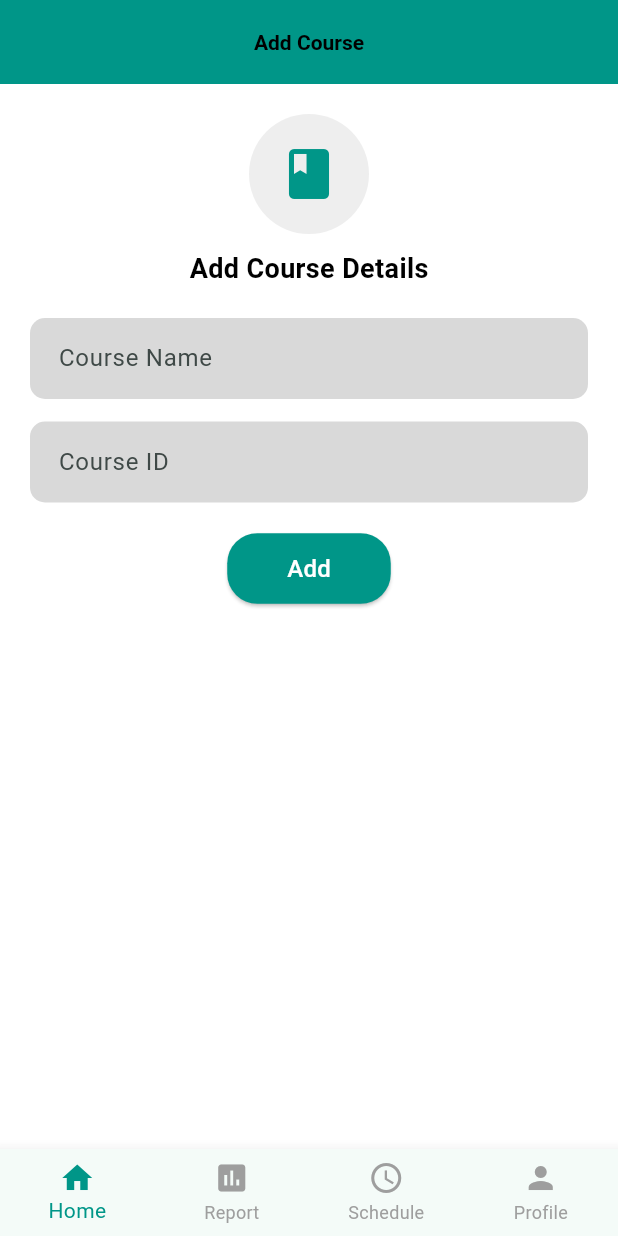
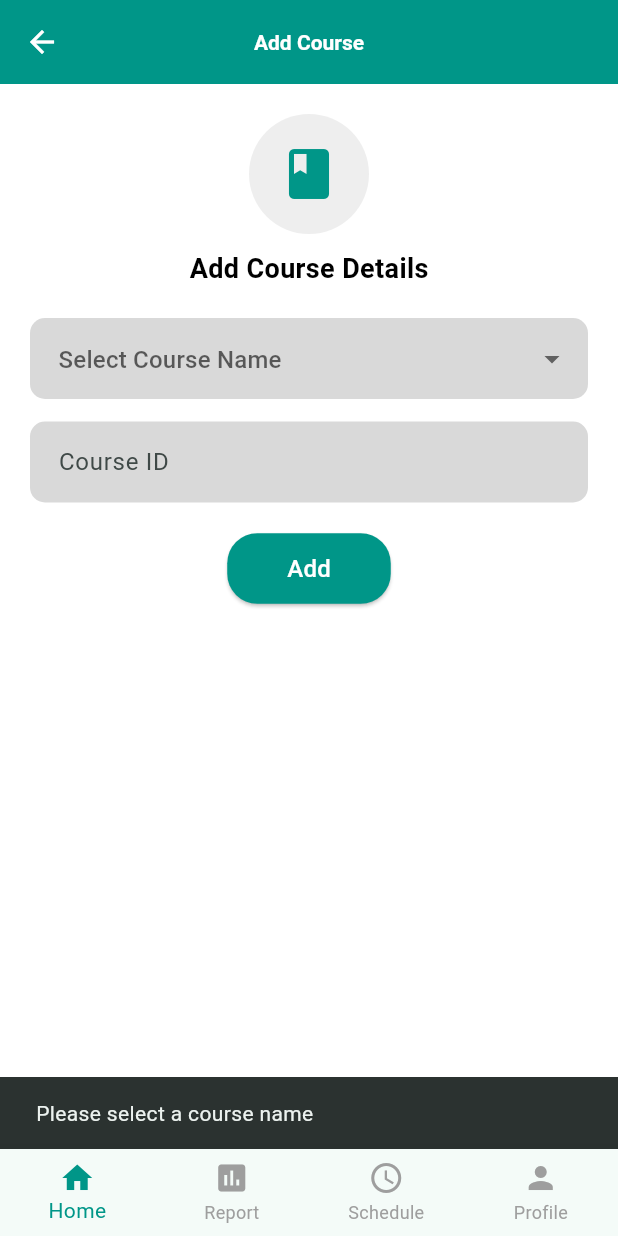
Before and after one commit to Aryanlanghanoja/Appathon_-_CPMAD, a Flutter app: the AddCoursePage screen opened directly, after a tap on "Add", on a phone screen of 412 x 824 dp. Run offline on Flutter 3.47's test engine with Material 3 defaults, Android fonts, the phone set to English and light mode, and no system bars; our stand-ins replace cloud_firestore, firebase_core, fl_chart, geolocator, shared_preferences, table_calendar; accounts and stored records are empty.

Commit message:
navigation in admin profile

```diff
--- a/quick_attend/lib/screens/admin side/admin_add_course.dart
+++ b/quick_attend/lib/screens/admin side/admin_add_course.dart
@@ -1,4 +1,5 @@
 import 'package:flutter/material.dart';
+import 'package:quick_attend/screens/admin%20side/admin_profile.dart';
 
 void main() => runApp(MyApp());
 
@@ -14,15 +15,41 @@ class MyApp extends StatelessWidget {
   }
 }
 
-class AddCoursePage extends StatelessWidget {
+class AddCoursePage extends StatefulWidget {
   const AddCoursePage({super.key});
+
+  @override
+  _AddCoursePageState createState() => _AddCoursePageState();
+}
+
+class _AddCoursePageState extends State<AddCoursePage> {
+  final List<String> courseNames = [
+    'Mathematics',
+    'Physics',
+    'Chemistry',
+    'Biology',
+    'Computer Science',
+  ];
+  String? selectedCourse; // Holds the currently selected course
 
   @override
   Widget build(BuildContext context) {
     return Scaffold(
       backgroundColor: Colors.white,
       appBar: AppBar(
-        title: Text('Add Course'),
+        leading: IconButton(
+          icon: Icon(Icons.arrow_back, color: Colors.white),
+          onPressed: () {
+              Navigator.pushReplacement(
+        // ignore: use_build_context_synchronously
+        context,
+        MaterialPageRoute(
+          builder: (context) => const AdminProfileScreen(),
+        ),
+      ); // Navigate back
+          },
+        ),
+        title: Text('Add Course', style: TextStyle(color: Colors.white)),
         centerTitle: true,
         backgroundColor: Colors.teal,
       ),
@@ -49,7 +76,31 @@ class AddCoursePage extends StatelessWidget {
             padding: const EdgeInsets.symmetric(horizontal: 20),
             child: Column(
               children: [
-                CourseField(label: 'Course Name'),
+                DropdownButtonFormField<String>(
+                  value: selectedCourse,
+                  items: courseNames.map((course) {
+                    return DropdownMenuItem<String>(
+                      value: course,
+                      child: Text(course),
+                    );
+                  }).toList(),
+                  onChanged: (value) {
+                    setState(() {
+                      selectedCourse = value; // Update selected course
+                    });
+                  },
+                  decoration: InputDecoration(
+                    filled: true,
+                    fillColor: Color(0xFFD9D9D9),
+                    hintText: 'Select Course Name',
+                    border: OutlineInputBorder(
+                      borderRadius: BorderRadius.circular(10),
+                      borderSide: BorderSide.none,
+                    ),
+                    contentPadding:
+                        EdgeInsets.symmetric(horizontal: 15, vertical: 15),
+                  ),
+                ),
                 SizedBox(height: 15),
                 CourseField(label: 'Course ID'),
               ],
@@ -59,6 +110,14 @@ class AddCoursePage extends StatelessWidget {
           ElevatedButton(
             onPressed: () {
               // Add button logic
+              if (selectedCourse != null) {
+                print('Course Name: $selectedCourse');
+                // Additional logic for course ID and actions
+              } else {
+                ScaffoldMessenger.of(context).showSnackBar(
+                  SnackBar(content: Text('Please select a course name')),
+                );
+              }
             },
             style: ElevatedButton.styleFrom(
               backgroundColor: Colors.teal,
```
Also changed, not shown: quick_attend/lib/screens/admin side/admin_myprofile.dart (+20 -4 lines), quick_attend/lib/screens/admin side/admin_profile.dart (+6 -3 lines).
